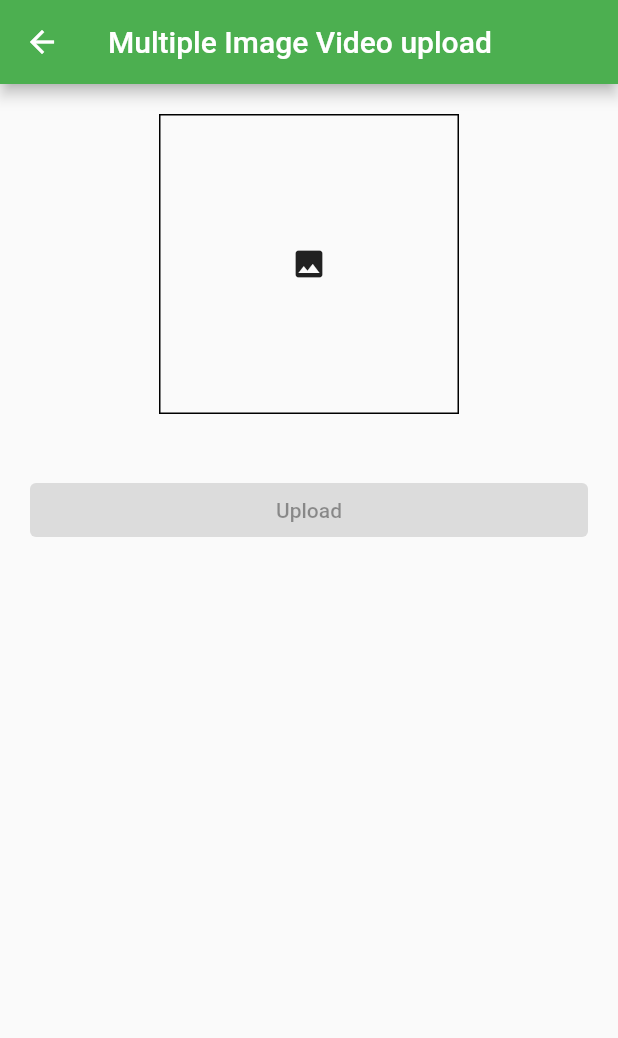
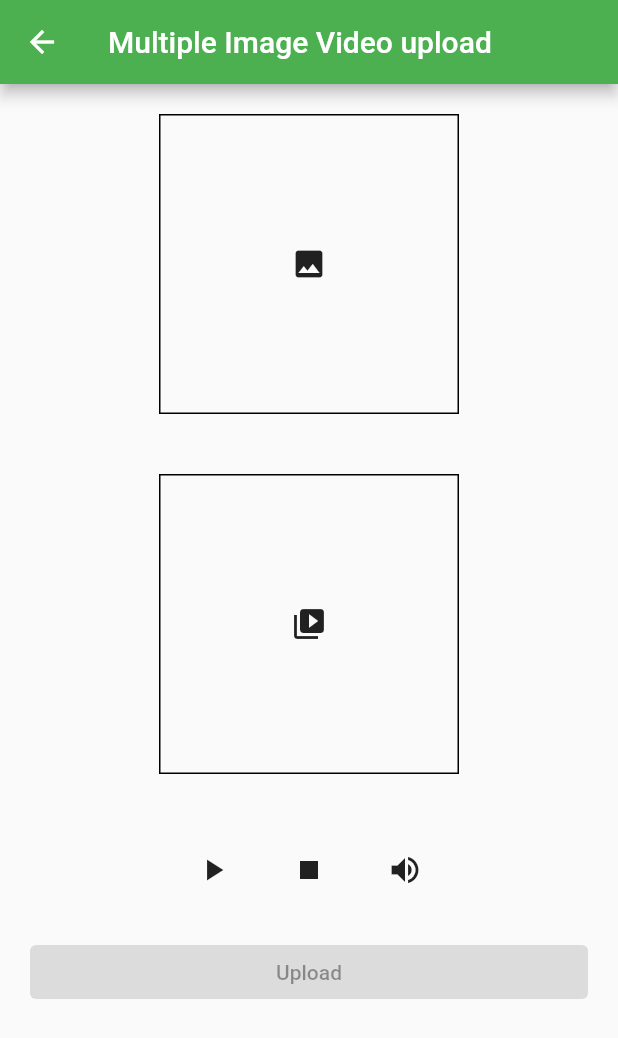
Before and after one commit to BORNXBOBBY/FirebaseAuthenticationAndcrudOperationFirestoreFlutter, a Flutter app: the MultiImageVideo screen opened directly, on a phone screen of 412 x 824 dp. Shown: the top 1038 px of the screen. Run offline on Flutter 3.47's test engine with Material 2 defaults, Android fonts, the phone set to English and light mode, and no system bars; our stand-ins replace cloud_firestore, firebase_auth, firebase_core, firebase_storage, fluttertoast, get and 5 more; accounts and stored records are empty; network calls fail.

Commit message:
video upload firebase

```diff
--- a/lib/Multiimage_Video.dart
+++ b/lib/Multiimage_Video.dart
@@ -1,110 +1,5 @@
-// OLNY MULTIPLE IMAGE SELECT AND UPLOAD IN FIREBASE
-
-import 'dart:io';
-import 'package:cloud_firestore/cloud_firestore.dart';
-import 'package:firebase_storage/firebase_storage.dart';
-import 'package:flutter/material.dart';
-import 'package:fluttertoast/fluttertoast.dart';
-import 'package:image_picker/image_picker.dart';
-
-class MultiImageVideo extends StatefulWidget {
-  const MultiImageVideo({Key? key}) : super(key: key);
-
-  @override
-  State<MultiImageVideo> createState() => _MultiImageVideoState();
-}
-
-class _MultiImageVideoState extends State<MultiImageVideo> {
-
-  final FirebaseStorage _storage = FirebaseStorage.instance;
-  final ImagePicker _picker = ImagePicker();
-  final CollectionReference _items = FirebaseFirestore.instance.collection('MultiImageVideo');
-
-  List<File> _images = [];
-
-  Future<void> getImageGallery() async {
-    List<XFile>? pickedFiles = await _picker.pickMultiImage( );
-
-    if (pickedFiles != null) {
-      setState(() {
-        _images = pickedFiles.map((XFile file) => File(file.path)).toList();
-      });
-    }
-  }
-
-  Future<void> _uploadImages() async {
-    for (File image in _images) {
-      String imageName = DateTime.now().millisecondsSinceEpoch.toString(); // Unique name for each image
-      Reference ref = _storage.ref().child('multi_image_video/$imageName.jpg');
-      UploadTask uploadTask = ref.putFile(image);
-
-      TaskSnapshot taskSnapshot = await uploadTask.whenComplete(() => null);
-
-      String downloadURL = await taskSnapshot.ref.getDownloadURL();
-
-      // Now you can save the downloadURL to Firebase Firestore or perform any other necessary action
-      await _items.add({'imageURL': downloadURL});
-
-    }
-    // Show a toast message
-    Fluttertoast.showToast(
-        msg: "Data successfully registered in Firebase",
-        backgroundColor: Colors.blueGrey,
-        timeInSecForIosWeb: 7);
-
-    // Clear the images list after uploading
-    setState(() {
-      _images.clear();
-    });
-  }
-
-  @override
-  Widget build(BuildContext context) {
-    return Scaffold(
-      appBar: AppBar(
-        backgroundColor: Colors.green,
-        title: Text("Multiple Image Video upload"),
-      ),
-      body: Column(
-        children: [
-          Center(
-            child: InkWell(
-              onTap: () {
-                getImageGallery();
-              },
-              child: Container(
-                margin: EdgeInsets.all(20),
-                height: 200,
-                width: 200,
-                decoration: BoxDecoration(
-                  border: Border.all(
-                    color: Colors.black,
-                  ),
-                ),
-                child: _images.isNotEmpty
-                    ? Image.file(_images.first)
-                    : Center(child: Icon(Icons.image)),
-              ),
-            ),
-          ),
-          Container(
-            width: double.infinity,
-            margin: EdgeInsets.all(20),
-            child: ElevatedButton(
-              onPressed: _images.isNotEmpty ? _uploadImages : null,
-              child: Text("Upload"),
-            ),
-          )
-        ],
-      ),
-    );
-  }
-}
-
-
-
-// BOTH MULTIPLE IMAGE AND VIDEO SELECT AND UPLOAD IN FIREBASE
-
+// // OLNY MULTIPLE IMAGE SELECT AND UPLOAD IN FIREBASE
+//
 // import 'dart:io';
 // import 'package:cloud_firestore/cloud_firestore.dart';
 // import 'package:firebase_storage/firebase_storage.dart';
@@ -118,40 +13,28 @@ class _MultiImageVideoState extends State<MultiImageVideo> {
 //   @override
 //   State<MultiImageVideo> createState() => _MultiImageVideoState();
 // }
+//
 // class _MultiImageVideoState extends State<MultiImageVideo> {
+//
 //   final FirebaseStorage _storage = FirebaseStorage.instance;
 //   final ImagePicker _picker = ImagePicker();
 //   final CollectionReference _items = FirebaseFirestore.instance.collection('MultiImageVideo');
 //
 //   List<File> _images = [];
-//   File? _video;
 //
 //   Future<void> getImageGallery() async {
-//     List<XFile>? pickedFiles = await _picker.pickMultiImage();
+//     List<XFile>? pickedFiles = await _picker.pickMultiImage( );
 //
 //     if (pickedFiles != null) {
 //       setState(() {
 //         _images = pickedFiles.map((XFile file) => File(file.path)).toList();
-//         _video = null; // Reset selected video when images are selected
 //       });
-//     } else {
-//       // If no images are selected, try picking a video
-//       XFile? pickedVideo = await _picker.pickVideo(source: ImageSource.gallery);
-//
-//       if (pickedVideo != null) {
-//         setState(() {
-//           _video = File(pickedVideo.path);
-//           _images.clear(); // Reset selected images when a video is selected
-//         });
-//       }
 //     }
 //   }
 //
 //   Future<void> _uploadImages() async {
-//     // Implement your image upload logic here
-//
 //     for (File image in _images) {
-//       String imageName = DateTime.now().millisecondsSinceEpoch.toString();
+//       String imageName = DateTime.now().millisecondsSinceEpoch.toString(); // Unique name for each image
 //       Reference ref = _storage.ref().child('multi_image_video/$imageName.jpg');
 //       UploadTask uploadTask = ref.putFile(image);
 //
@@ -159,24 +42,20 @@ class _MultiImageVideoState extends State<MultiImageVideo> {
 //
 //       String downloadURL = await taskSnapshot.ref.getDownloadURL();
 //
+//       // Now you can save the downloadURL to Firebase Firestore or perform any other necessary action
 //       await _items.add({'imageURL': downloadURL});
+//
 //     }
-//   }
+//     // Show a toast message
+//     Fluttertoast.showToast(
+//         msg: "Data successfully registered in Firebase",
+//         backgroundColor: Colors.blueGrey,
+//         timeInSecForIosWeb: 7);
 //
-//   Future<void> _uploadVideo() async {
-//     // Implement your video upload logic here
-//
-//     if (_video != null) {
-//       String videoName = DateTime.now().millisecondsSinceEpoch.toString();
-//       Reference ref = _storage.ref().child('multi_image_video/$videoName.mp4');
-//       UploadTask uploadTask = ref.putFile(_video!);
-//
-//       TaskSnapshot taskSnapshot = await uploadTask.whenComplete(() => null);
-//
-//       String downloadURL = await taskSnapshot.ref.getDownloadURL();
-//
-//       await _items.add({'videoURL': downloadURL});
-//     }
+//     // Clear the images list after uploading
+//     setState(() {
+//       _images.clear();
+//     });
 //   }
 //
 //   @override
@@ -204,8 +83,6 @@ class _MultiImageVideoState extends State<MultiImageVideo> {
 //                 ),
 //                 child: _images.isNotEmpty
 //                     ? Image.file(_images.first)
-//                     : _video != null
-//                     ? Icon(Icons.video_collection)
 //                     : Center(child: Icon(Icons.image)),
 //               ),
 //             ),
@@ -214,24 +91,7 @@ class _MultiImageVideoState extends State<MultiImageVideo> {
 //             width: double.infinity,
 //             margin: EdgeInsets.all(20),
 //             child: ElevatedButton(
-//               onPressed: () {
-//                 if (_images.isNotEmpty) {
-//                   _uploadImages();
-//                 } else if (_video != null) {
-//                   _uploadVideo();
-//                 }
-//                 // Show a toast message
-//                 Fluttertoast.showToast(
-//                   msg: "Data successfully registered in Firebase",
-//                   backgroundColor: Colors.blueGrey,
-//                   timeInSecForIosWeb: 7,
-//                 );
-//                 // Clear the images and video after uploading
-//                 setState(() {
-//                   _images.clear();
-//                   _video = null;
-//                 });
-//               },
+//               onPressed: _images.isNotEmpty ? _uploadImages : null,
 //               child: Text("Upload"),
 //             ),
 //           )
@@ -240,3 +100,6 @@ class _MultiImageVideoState extends State<MultiImageVideo> {
 //     );
 //   }
 // }
+//
+//
+//
--- /dev/null
+++ b/lib/VideoAndImageUpload.dart
@@ -0,0 +1,516 @@
+// // BOTH MULTIPLE IMAGE AND VIDEO SELECT AND UPLOAD IN FIREBASE
+
+// import 'dart:io';
+// import 'package:cloud_firestore/cloud_firestore.dart';
+// import 'package:firebase_storage/firebase_storage.dart';
+// import 'package:flutter/material.dart';
+// import 'package:fluttertoast/fluttertoast.dart';
+// import 'package:image_picker/image_picker.dart';
+//
+// class MultiImageVideo extends StatefulWidget {
+//   const MultiImageVideo({Key? key}) : super(key: key);
+//
+//   @override
+//   State<MultiImageVideo> createState() => _MultiImageVideoState();
+// }
+// class _MultiImageVideoState extends State<MultiImageVideo> {
+//   final FirebaseStorage _storage = FirebaseStorage.instance;
+//   final ImagePicker _picker = ImagePicker();
+//   final CollectionReference _items = FirebaseFirestore.instance.collection('MultiImageVideo');
+//
+//   List<File> _images = [];
+//   File? _video;
+//
+//   Future<void> getImageGallery() async {
+//     List<XFile>? pickedFiles = await _picker.pickMultiImage();
+//
+//     if (pickedFiles != null) {
+//       setState(() {
+//         _images = pickedFiles.map((XFile file) => File(file.path)).toList();
+//         _video = null; // Reset selected video when images are selected
+//       });
+//     } else {
+//       // If no images are selected, try picking a video
+//       XFile? pickedVideo = await _picker.pickVideo(source: ImageSource.gallery);
+//
+//       if (pickedVideo != null) {
+//         setState(() {
+//           _video = File(pickedVideo.path);
+//           _images.clear(); // Reset selected images when a video is selected
+//         });
+//       }
+//     }
+//   }
+//
+//   Future<void> _uploadImages() async {
+//     // Implement your image upload logic here
+//
+//     for (File image in _images) {
+//       String imageName = DateTime.now().millisecondsSinceEpoch.toString();
+//       Reference ref = _storage.ref().child('multi_image_videoplayer/$imageName.jpg');
+//       UploadTask uploadTask = ref.putFile(image);
+//
+//       TaskSnapshot taskSnapshot = await uploadTask.whenComplete(() => null);
+//
+//       String downloadURL = await taskSnapshot.ref.getDownloadURL();
+//
+//       await _items.add({'imageURL': downloadURL});
+//     }
+//   }
+//
+//   Future<void> _uploadVideo() async {
+//     // Implement your video upload logic here
+//
+//     if (_video != null) {
+//       String videoName = DateTime.now().millisecondsSinceEpoch.toString();
+//       Reference ref = _storage.ref().child('multi_image_videoplayer/$videoName.mp4');
+//       UploadTask uploadTask = ref.putFile(_video!);
+//
+//       TaskSnapshot taskSnapshot = await uploadTask.whenComplete(() => null);
+//
+//       String downloadURL = await taskSnapshot.ref.getDownloadURL();
+//
+//       await _items.add({'videoURL': downloadURL});
+//     }
+//   }
+//
+//   @override
+//   Widget build(BuildContext context) {
+//     return Scaffold(
+//       appBar: AppBar(
+//         backgroundColor: Colors.green,
+//         title: Text("Multiple Image Video upload"),
+//       ),
+//       body: Column(
+//         children: [
+//           Center(
+//             child: InkWell(
+//               onTap: () {
+//                 getImageGallery();
+//               },
+//               child: Container(
+//                 margin: EdgeInsets.all(20),
+//                 height: 200,
+//                 width: 200,
+//                 decoration: BoxDecoration(
+//                   border: Border.all(
+//                     color: Colors.black,
+//                   ),
+//                 ),
+//                 child: _images.isNotEmpty
+//                     ? Image.file(_images.first)
+//                     : _video != null
+//                     ? Icon(Icons.video_collection)
+//                     : Center(child: Icon(Icons.image)),
+//               ),
+//             ),
+//           ),
+//           Container(
+//             width: double.infinity,
+//             margin: EdgeInsets.all(20),
+//             child: ElevatedButton(
+//               onPressed: () {
+//                 if (_images.isNotEmpty) {
+//                   _uploadImages();
+//                 } else if (_video != null) {
+//                   _uploadVideo();
+//                 }
+//                 // Show a toast message
+//                 Fluttertoast.showToast(
+//                   msg: "Data successfully registered in Firebase",
+//                   backgroundColor: Colors.blueGrey,
+//                   timeInSecForIosWeb: 7,
+//                 );
+//                 // Clear the images and video after uploading
+//                 setState(() {
+//                   _images.clear();
+//                   _video = null;
+//                 });
+//               },
+//               child: Text("Upload"),
+//             ),
+//           )
+//         ],
+//       ),
+//     );
+//   }
+// }
+
+// import 'dart:io';
+// import 'package:flutter/material.dart';
+// import 'package:image_picker/image_picker.dart';
+// import 'package:video_player/video_player.dart';
+// import 'package:firebase_storage/firebase_storage.dart' as firebase_storage;
+//
+// class VideoPickerWidget extends StatefulWidget {
+//   @override
+//   _VideoPickerWidgetState createState() => _VideoPickerWidgetState();
+// }
+//
+// class _VideoPickerWidgetState extends State<VideoPickerWidget> {
+//   XFile? _video;
+//   late VideoPlayerController _videoController;
+//   late Future<void> _initializeVideoPlayerFuture;
+//   bool isPlaying = false;
+//   bool isMuted = false;
+//
+//   @override
+//   void initState() {
+//     super.initState();
+//     _videoController = VideoPlayerController.file(File(_video?.path ?? ''))
+//       ..addListener(() {
+//         if (!mounted) return;
+//         setState(() {});
+//       });
+//     _initializeVideoPlayerFuture = _videoController.initialize();
+//   }
+//
+//   Future<void> _pickVideo() async {
+//     XFile? pickedVideo = await ImagePicker().pickVideo(source: ImageSource.gallery);
+//
+//     if (pickedVideo != null) {
+//       setState(() {
+//         _video = pickedVideo;
+//         _videoController = VideoPlayerController.file(File(_video?.path ?? ''))
+//           ..addListener(() {
+//             if (!mounted) return;
+//             setState(() {});
+//           });
+//         _initializeVideoPlayerFuture = _videoController.initialize();
+//         _videoController.setLooping(true); // Optional: Enable looping
+//       });
+//     }
+//   }
+//
+//   Future<void> _uploadVideoToFirebaseStorage() async {
+//     if (_video != null) {
+//       try {
+//         File videoFile = File(_video!.path);
+//
+//         firebase_storage.Reference ref = firebase_storage.FirebaseStorage.instance
+//             .ref()
+//             .child('videos')
+//             .child('video_${DateTime.now().millisecondsSinceEpoch}.mp4');
+//
+//         firebase_storage.UploadTask uploadTask = ref.putFile(videoFile);
+//
+//         firebase_storage.TaskSnapshot taskSnapshot = await uploadTask;
+//
+//         if (taskSnapshot.state == firebase_storage.TaskState.success) {
+//           // The video has been successfully uploaded
+//           String downloadUrl = await ref.getDownloadURL();
+//           print('Video uploaded. Download URL: $downloadUrl');
+//
+//           // You can use the downloadUrl to access the uploaded video file
+//         } else {
+//           // Handle the error scenario
+//           print('Failed to upload the video');
+//         }
+//       } catch (e) {
+//         // Handle exceptions
+//         print('Error uploading video: $e');
+//       }
+//     }
+//   }
+//
+//   @override
+//   void dispose() {
+//     _videoController.dispose();
+//     super.dispose();
+//   }
+//
+//   @override
+//   Widget build(BuildContext context) {
+//     return Scaffold(
+//       appBar: AppBar(
+//         title: const Text('Video Picker'),
+//       ),
+//       body: SingleChildScrollView(
+//         child: Center(
+//           child: Column(
+//             mainAxisAlignment: MainAxisAlignment.center,
+//             children: [
+//               if (_video != null)
+//                 AspectRatio(
+//                   aspectRatio: _videoController.value.aspectRatio,
+//                   child: VideoPlayer(_videoController),
+//                 )
+//               else
+//                 const Text('No video selected'),
+//               const SizedBox(height: 20),
+//               Row(
+//                 mainAxisAlignment: MainAxisAlignment.center,
+//                 children: [
+//                   IconButton(
+//                     icon: Icon(isPlaying ? Icons.pause : Icons.play_arrow),
+//                     onPressed: () {
+//                       setState(() {
+//                         if (isPlaying) {
+//                           _videoController.pause();
+//                         } else {
+//                           _videoController.play();
+//                         }
+//                         isPlaying = !isPlaying;
+//                       });
+//                     },
+//                   ),
+//                   const SizedBox(width: 16),
+//                   IconButton(
+//                     icon: Icon(Icons.stop),
+//                     onPressed: () {
+//                       setState(() {
+//                         _videoController.pause();
+//                         _videoController.seekTo(Duration.zero);
+//                         isPlaying = false;
+//                       });
+//                     },
+//                   ),
+//                   const SizedBox(width: 16),
+//                   IconButton(
+//                     icon: Icon(isMuted ? Icons.volume_off : Icons.volume_up),
+//                     onPressed: () {
+//                       setState(() {
+//                         isMuted = !isMuted;
+//                         _videoController.setVolume(isMuted ? 0.0 : 1.0);
+//                       });
+//                     },
+//                   ),
+//                 ],
+//               ),
+//               ElevatedButton(
+//                 onPressed: _pickVideo,
+//                 child: const Text('Pick Video'),
+//               ),
+//               ElevatedButton(
+//                 onPressed: () async {
+//                   await _pickVideo();
+//                   await _uploadVideoToFirebaseStorage();
+//                 },
+//                 child: const Text('Pick and Upload Video'),
+//               ),
+//             ],
+//           ),
+//         ),
+//       ),
+//     );
+//   }
+// }
+
+import 'dart:io';
+import 'package:cloud_firestore/cloud_firestore.dart';
+import 'package:firebase_storage/firebase_storage.dart';
+// import 'package:firebseauthentication/Screens/dashboard.dart';
+import 'package:flutter/material.dart';
+import 'package:fluttertoast/fluttertoast.dart';
+import 'package:google_auth_flutter/BottomNavigation.dart';
+import 'package:image_picker/image_picker.dart';
+import 'package:video_player/video_player.dart';
+
+class MultiImageVideo extends StatefulWidget {
+  const MultiImageVideo({Key? key}) : super(key: key);
+
+  @override
+  State<MultiImageVideo> createState() => _MultiImageVideoState();
+}
+
+class _MultiImageVideoState extends State<MultiImageVideo> {
+  final FirebaseStorage _storage = FirebaseStorage.instance;
+  final ImagePicker _picker = ImagePicker();
+  final CollectionReference _items =
+  FirebaseFirestore.instance.collection('MultiImageVideo');
+
+  List<File> _images = [];
+  List<File> _videos = [];
+  XFile? _video;
+  bool isPlaying = false;
+  bool isMuted = false;
+  late VideoPlayerController _videoController;
+  late Future<void> _initializeVideoPlayerFuture;
+
+  Future<void> getImageGallery() async {
+    List<XFile>? pickedFiles = await _picker.pickMultiImage();
+
+    if (pickedFiles != null) {
+      setState(() {
+        _images = pickedFiles.map((XFile file) => File(file.path)).toList();
+      });
+    }
+  }
+
+  Future<void> getVideoGallery() async {
+    XFile? pickedVideo = (await _picker.pickMultipleMedia()) as XFile?;
+
+    if (pickedVideo != null) {
+      setState(() {
+        _video = pickedVideo;
+        _videoController = VideoPlayerController.file(File(_video!.path))
+          ..addListener(() {
+            if (!mounted) return;
+            setState(() {});
+          });
+        _initializeVideoPlayerFuture = _videoController.initialize();
+        _videoController.setLooping(true); // Optional: Enable looping
+      });
+    }
+  }
+
+  Future<void> _uploadImagesAndVideo() async {
+    // Upload images
+    for (File image in _images) {
+      String imageName = DateTime.now().millisecondsSinceEpoch.toString();
+      Reference ref = _storage.ref().child('multi_image_video/$imageName.jpg');
+      UploadTask uploadTask = ref.putFile(image);
+
+      TaskSnapshot taskSnapshot = await uploadTask.whenComplete(() => null);
+
+      String downloadURL = await taskSnapshot.ref.getDownloadURL();
+
+      // Save the downloadURL to Firebase Firestore or perform any other necessary action
+      await _items.add({'imageURL': downloadURL});
+    }
+
+    // Upload video
+    if (_video != null) {
+      String videoName = DateTime.now().millisecondsSinceEpoch.toString();
+      Reference videoRef =
+      _storage.ref().child('multi_image_video/$videoName.mp4');
+      UploadTask videoUploadTask = videoRef.putFile(File(_video!.path));
+
+      TaskSnapshot videoTaskSnapshot =
+      await videoUploadTask.whenComplete(() => null);
+
+      String videoDownloadURL = await videoTaskSnapshot.ref.getDownloadURL();
+
+      // Save the videoDownloadURL to Firebase Firestore or perform any other necessary action
+      await _items.add({'videoURL': videoDownloadURL});
+    }
+
+    // Show a toast message
+    Fluttertoast.showToast(
+        msg: "Data successfully registered in Firebase",
+        backgroundColor: Colors.blueGrey,
+        timeInSecForIosWeb: 7);
+
+    // Navigate to the dashboard screen
+    Navigator.push(
+        context, MaterialPageRoute(builder: (context) => BottomNavigation()));
+
+    // Clear the images and video variables after uploading
+    setState(() {
+      _images.clear();
+      _video = null;
+    });
+  }
+
+  @override
+  void dispose() {
+    _videoController.dispose();
+    super.dispose();
+  }
+  @override
+  Widget build(BuildContext context) {
+    return Scaffold(
+      appBar: AppBar(
+        backgroundColor: Colors.green,
+        title: Text("Multiple Image Video upload"),
+      ),
+      body: Column(
+        children: [
+          Center(
+            child: InkWell(
+              onTap: () {
+                getImageGallery();
+              },
+              child: Container(
+                margin: EdgeInsets.all(20),
+                height: 200,
+                width: 200,
+                decoration: BoxDecoration(
+                  border: Border.all(
+                    color: Colors.black,
+                  ),
+                ),
+                child: _images.isNotEmpty
+                    ? Image.file(_images.first)
+                    : Center(child: Icon(Icons.image)),
+              ),
+            ),
+          ),
+          Center(
+            child: InkWell(
+              onTap: () {
+                getVideoGallery();
+              },
+              child: Container(
+                margin: EdgeInsets.all(20),
+                height: 200,
+                width: 200,
+                decoration: BoxDecoration(
+                  border: Border.all(
+                    color: Colors.black,
+                  ),
+                ),
+                child: _video != null
+                    ? AspectRatio(
+                  aspectRatio: _videoController.value.aspectRatio,
+                  child: VideoPlayer(_videoController),
+                )
+                    : const Center(child: Icon(Icons.video_library)),
+              ),
+            ),
+          ),
+          const SizedBox(height: 20),
+          Row(
+            mainAxisAlignment: MainAxisAlignment.center,
+            children: [
+              IconButton(
+                icon: Icon(isPlaying ? Icons.pause : Icons.play_arrow),
+                onPressed: () {
+                  setState(() {
+                    if (isPlaying) {
+                      _videoController.pause();
+                    } else {
+                      _videoController.play();
+                    }
+                    isPlaying = !isPlaying;
+                  });
+                },
+              ),
+              const SizedBox(width: 16),
+              IconButton(
+                icon: Icon(Icons.stop),
+                onPressed: () {
+                  setState(() {
+                    _videoController.pause();
+                    _videoController.seekTo(Duration.zero);
+                    isPlaying = false;
+                  });
+                },
+              ),
+              const SizedBox(width: 16),
+              IconButton(
+                icon: Icon(isMuted ? Icons.volume_off : Icons.volume_up),
+                onPressed: () {
+                  setState(() {
+                    isMuted = !isMuted;
+                    _videoController.setVolume(isMuted ? 0.0 : 1.0);
+                  });
+                },
+              ),
+            ],
+          ),
+          Container(
+            width: double.infinity,
+            margin: const EdgeInsets.all(20),
+            child: ElevatedButton(
+              onPressed: (_images.isNotEmpty || _video != null)
+                  ? _uploadImagesAndVideo
+                  : null,
+              child: Text("Upload"),
+            ),
+          )
+        ],
+      ),
+    );
+  }
+}
--- a/pubspec.yaml
+++ b/pubspec.yaml
@@ -47,7 +47,8 @@ dependencies:
   lottie: ^2.3.2
   line_awesome_flutter: ^2.0.0
   firebase_storage_web: ^3.6.14
-
+  video_player: ^2.8.1
+  file_picker: ^4.0.0
 
   # The following adds the Cupertino Icons font to your application.
   # Use with the CupertinoIcons class for iOS style icons.
@@ -77,7 +78,7 @@ flutter:
 
   # To add assets to your application, add an assets section, like this:
   assets:
-     - assets/
+     - assets/videos/
   #   - images/a_dot_ham.jpeg
 
   # An image asset can refer to one or more resolution-specific "variants", see
```
Also changed, not shown: lib/Store.dart (+18 -1 lines), pubspec.lock, 1 other file.
